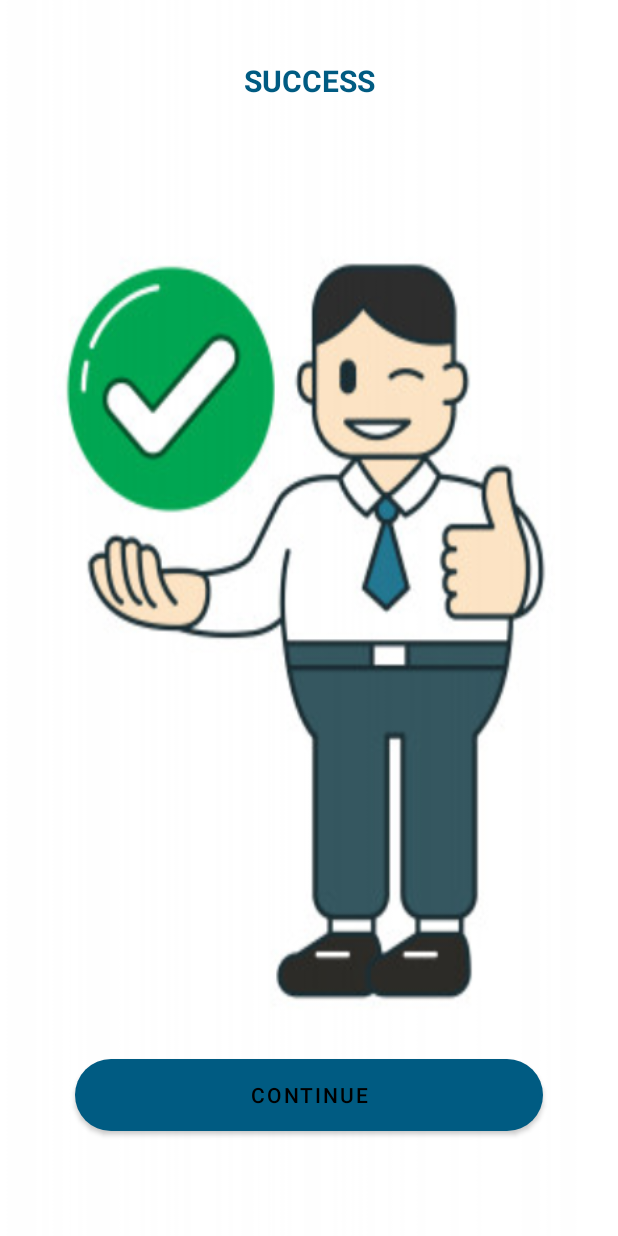
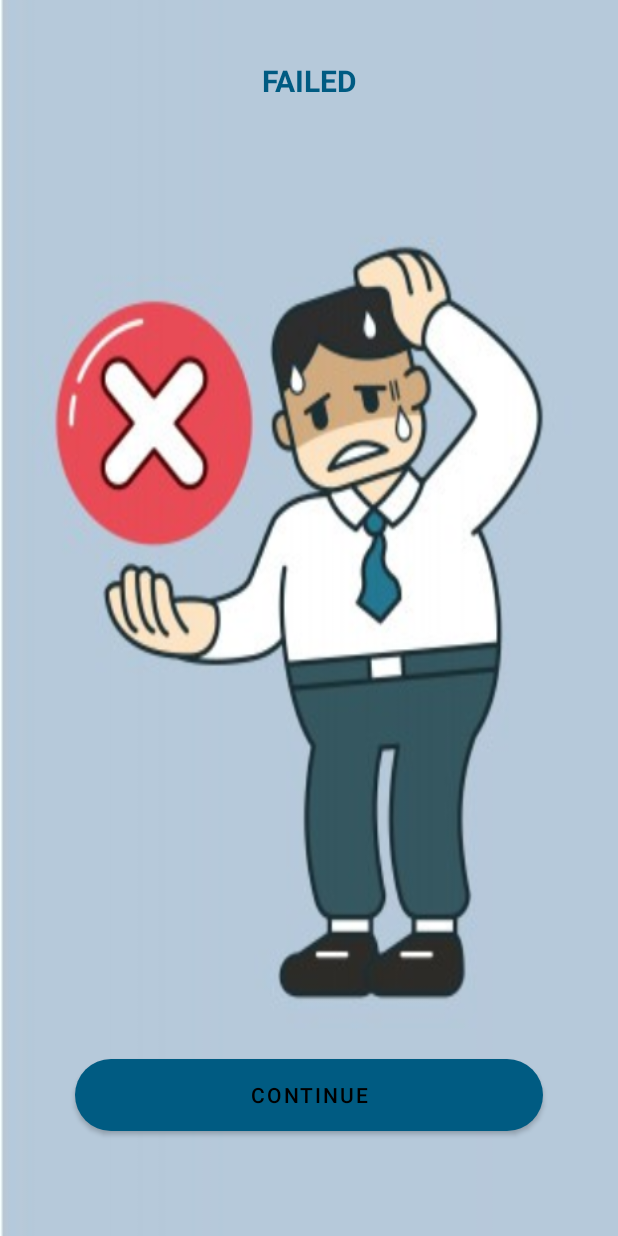
Before and after one commit to sylsirlym/rent-a-ride-app, an Android app: the SuccessActivity screen opened directly, with no data from a screen before it, on a phone screen of 412 x 824 dp. Run offline under Robolectric (Android 15) with nearby library versions, the phone set to English and light mode, and no system bars.

Commit message:
Add SuccessActivity.kt

```diff
--- a/app/src/main/java/com/skills/rentaride/ui/MainActivity.kt
+++ b/app/src/main/java/com/skills/rentaride/ui/MainActivity.kt
@@ -1,5 +1,6 @@
 package com.skills.rentaride.ui
 
+import android.app.Application
 import android.content.Intent
 import android.os.Bundle
 import android.os.StrictMode
@@ -13,6 +14,7 @@ import com.skills.rentaride.R
 import com.skills.rentaride.di.DaggerApiComponent
 import com.skills.rentaride.model.ResponseDTO
 import com.skills.rentaride.network.service.RentARideService
+import com.skills.rentaride.utils.MyApplication
 import io.reactivex.Single
 import java.util.regex.Matcher
 import java.util.regex.Pattern
@@ -48,6 +50,9 @@ class MainActivity : AppCompatActivity() {
         // Setting On Click Listener
         nextBut.setOnClickListener {
             val text = msisdnVar.text.toString()
+            //set value of global var used getApplication
+            var mApp = MyApplication()
+            mApp.setMsisdn(text)
             if (!isValidMsisdn(text)) {
                 msisdnVar.error = "Invalid Mobile Number"
             } else{
--- a/app/src/main/java/com/skills/rentaride/ui/SuccessActivity.kt
+++ b/app/src/main/java/com/skills/rentaride/ui/SuccessActivity.kt
@@ -1,11 +1,68 @@
 package com.skills.rentaride.ui
 
 import android.os.Bundle
+import android.util.Log
+import android.view.View
+import android.widget.RelativeLayout
+import android.widget.Toast
 import androidx.appcompat.app.AppCompatActivity
+import androidx.core.content.ContextCompat
+import com.google.gson.Gson
 import com.skills.rentaride.R
+import com.skills.rentaride.model.ResponseDTO
+import com.skills.rentaride.utils.MyApplication
+import kotlinx.android.synthetic.main.success.*
+
 
 class SuccessActivity : AppCompatActivity() {
     override fun onCreate(savedInstanceState: Bundle?) {
         super.onCreate(savedInstanceState)
-        setContentView(R.layout.success) }
+        setContentView(R.layout.success)
+
+        try {
+            val response = intent.getStringExtra("response")
+            val responseDto = parseResponse(response)
+            val bannerView = this.banner
+            val layout = findViewById<View>(R.id.background) as RelativeLayout
+
+            //Set defaults
+            var statusText = "SUCCESS"
+            var  image = R.drawable.success
+            //Evaluate success
+            if(responseDto?.statusCode != 200){
+                statusText = "FAILED"
+                image=R.drawable.failed
+            }
+
+            //Set text
+            bannerView.text = statusText
+
+            //Set Image
+            val sdk : Int = android.os.Build.VERSION.SDK_INT
+            if(sdk < android.os.Build.VERSION_CODES.JELLY_BEAN) {
+                layout.setBackgroundDrawable(ContextCompat.getDrawable(this, image))
+            } else {
+                layout.setBackground(ContextCompat.getDrawable(this, image))
+            }
+
+            //get value of global var used getApplication
+            var mApp = MyApplication()
+            var strGlobalVar = mApp.globalVar
+
+            Toast.makeText(this, strGlobalVar, Toast.LENGTH_LONG).show()
+
+        } catch (ex :Exception){
+            Log.e("TAG", "Exception "+ex.message)
+            Log.wtf("TAG", ex)
+        }
+
     }
+
+    private fun parseResponse(response : String): ResponseDTO? {
+        Log.e("TAG", "Response $response")
+
+        val gson = Gson()
+        return gson.fromJson(response, ResponseDTO::class.java)
+    }
+
+}
--- /dev/null
+++ b/app/src/main/java/com/skills/rentaride/utils/MyApplication.kt
@@ -0,0 +1,19 @@
+package com.skills.rentaride.utils
+
+import android.app.Application
+import android.util.Log
+
+class MyApplication : Application() {
+    val TAG = "MyApplication"
+    var globalVar = ""
+    fun setMsisdn(msisdn: String) {
+        Log.i(TAG,"Setting MSISDN" )
+        globalVar = msisdn
+        Log.i(TAG, "Set MSISDN $globalVar")
+    }
+
+    fun getMsisdn() : String {
+        Log.i(TAG,"Getting MSISDN" )
+        return globalVar
+    }
+}
--- a/app/src/main/res/layout/success.xml
+++ b/app/src/main/res/layout/success.xml
@@ -1,6 +1,7 @@
 <?xml version="1.0" encoding="utf-8"?>
 <RelativeLayout xmlns:android="http://schemas.android.com/apk/res/android"
     xmlns:tools="http://schemas.android.com/tools"
+    android:id="@+id/background"
     android:layout_width="match_parent"
     android:layout_height="match_parent"
     android:background="@drawable/success"
@@ -16,7 +17,7 @@
         android:layout_marginEnd="@dimen/_10sp">
 
         <TextView
-            android:id="@+id/txt_uptext"
+            android:id="@+id/banner"
             android:layout_width="match_parent"
             android:layout_height="wrap_content"
             android:text="SUCCESS"
--- a/app/src/main/res/values/strings.xml
+++ b/app/src/main/res/values/strings.xml
@@ -45,4 +45,6 @@
     <string name="LBL_REGISTER">Register</string>
     <string name="LBL_DOB">Date Of Birth</string>
 
+    <string name="LBL_CHECK_CONNECTION">Please Check your internet connection and try again!</string>
+
 </resources>
```
Also changed, not shown: app/src/main/java/com/skills/rentaride/ui/RegisterActivity.kt (+6 -2 lines).
